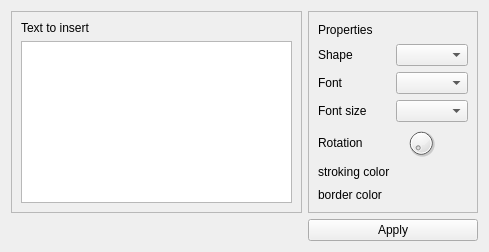
First picture: the form in properties.ui, repository caronnee/pdfeditor, before the edit.
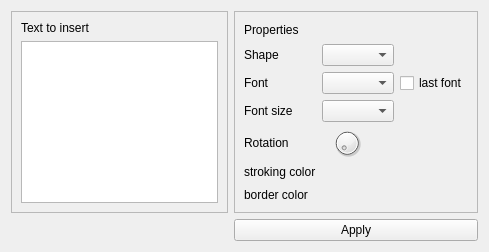
Second picture: the form after the edit. Custom widgets are drawn as their Qt base class.

What changed in the file:
```diff
--- a/properties.ui
+++ b/properties.ui
@@ -45,44 +45,44 @@
       <enum>QFrame::Raised</enum>
      </property>
      <layout class="QGridLayout" name="gridLayout">
-      <item row="2" column="0">
+      <item row="3" column="0">
        <widget class="QLabel" name="shapeLabel">
         <property name="text">
          <string>Shape</string>
         </property>
        </widget>
       </item>
-      <item row="2" column="1">
+      <item row="3" column="2">
        <widget class="QComboBox" name="shape"/>
       </item>
-      <item row="4" column="0">
+      <item row="5" column="0">
        <widget class="QLabel" name="label">
         <property name="text">
          <string>Font size</string>
         </property>
        </widget>
       </item>
-      <item row="4" column="1">
+      <item row="5" column="2">
        <widget class="QComboBox" name="fontsize"/>
       </item>
-      <item row="3" column="0">
+      <item row="4" column="0">
        <widget class="QLabel" name="label_2">
         <property name="text">
          <string>Font</string>
         </property>
        </widget>
       </item>
-      <item row="3" column="1">
+      <item row="4" column="2">
        <widget class="QComboBox" name="fonts"/>
       </item>
-      <item row="5" column="0">
+      <item row="6" column="0">
        <widget class="QLabel" name="rotateLabel">
         <property name="text">
          <string>Rotation</string>
         </property>
        </widget>
       </item>
-      <item row="5" column="1">
+      <item row="6" column="2">
        <widget class="QDial" name="rotation">
         <property name="maximumSize">
          <size>
@@ -95,14 +95,14 @@
         </property>
        </widget>
       </item>
-      <item row="6" column="0">
+      <item row="7" column="0">
        <widget class="QLabel" name="label_3">
         <property name="text">
          <string>stroking color</string>
         </property>
        </widget>
       </item>
-      <item row="7" column="0">
+      <item row="8" column="0">
        <widget class="QLabel" name="label_4">
         <property name="text">
          <string>border color</string>
@@ -116,16 +116,23 @@
         </property>
        </widget>
       </item>
-      <item row="6" column="1">
+      <item row="7" column="2">
        <widget class="ColorPicker" name="colorS" native="true">
         <property name="enabled">
          <bool>true</bool>
         </property>
        </widget>
       </item>
-      <item row="7" column="1">
+      <item row="8" column="2">
        <widget class="ColorPicker" name="colorN" native="true"/>
       </item>
+      <item row="4" column="3">
+       <widget class="QCheckBox" name="lastFont">
+        <property name="text">
+         <string>last font</string>
+        </property>
+       </widget>
+      </item>
      </layout>
     </widget>
    </item>
```
